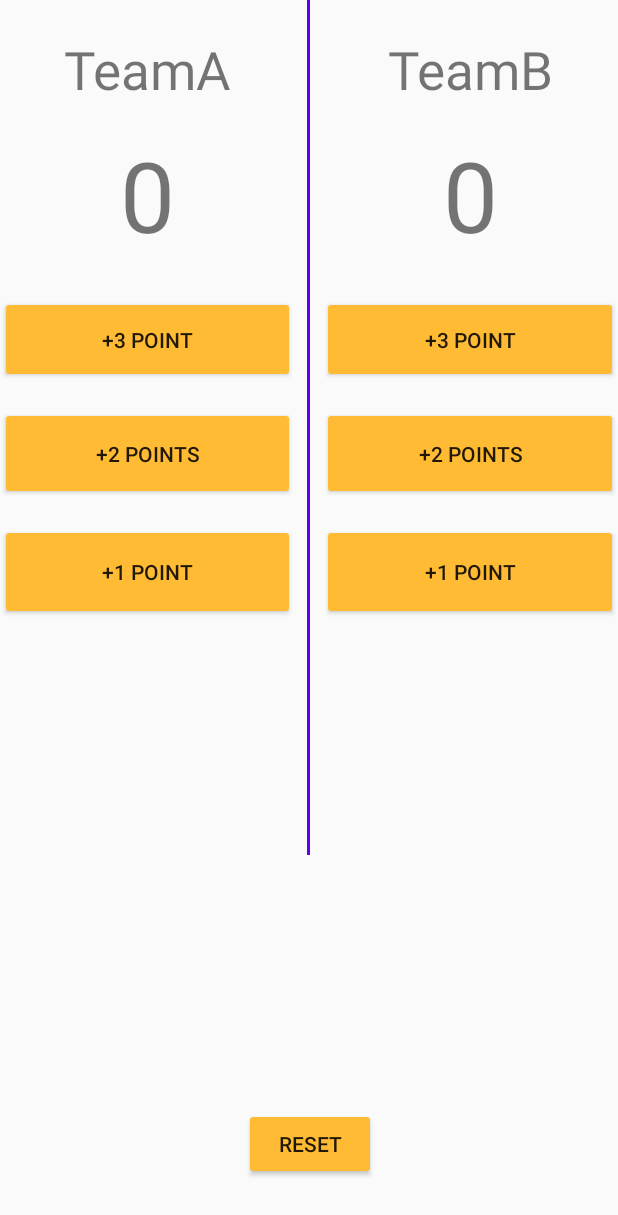
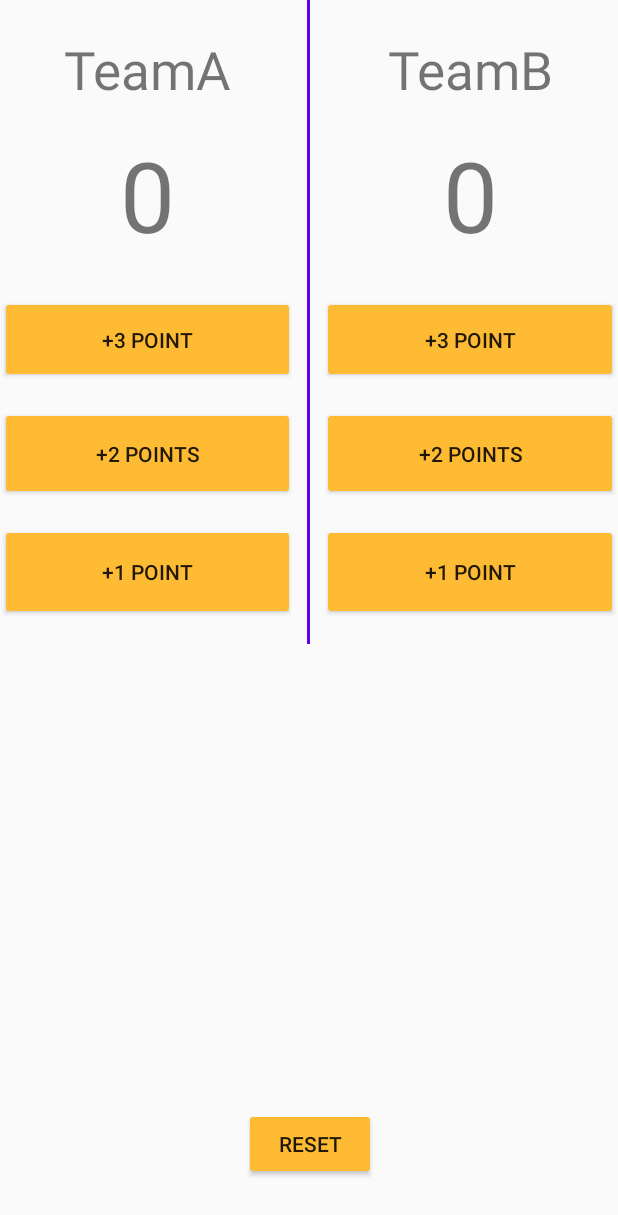
Before and after one commit to zshenf190882/FirstApp, an Android app: the layout activity_main3.xml on its own in the app's theme, with its tools: preview values and no code run, on a phone screen of 412 x 824 dp. Shown: the top 1215 px of the screen. Run offline under Robolectric (Android 15) with nearby library versions, the phone set to English and light mode, and no system bars.

Commit message:
屏幕旋转的布局处理

```diff
--- a/app/src/main/AndroidManifest.xml
+++ b/app/src/main/AndroidManifest.xml
@@ -19,11 +19,11 @@
         android:theme="@style/AppTheme">
         <activity android:name=".ConfigActivity"></activity>
         <activity android:name=".RateActivity">
-            <intent-filter>
-                <action android:name="android.intent.action.MAIN" />
+<!--            <intent-filter>-->
+<!--                <action android:name="android.intent.action.MAIN" />-->
 
-                <category android:name="android.intent.category.LAUNCHER" />
-            </intent-filter>
+<!--                <category android:name="android.intent.category.LAUNCHER" />-->
+<!--            </intent-filter>-->
         </activity> <!-- <activity android:name=".MainActivity"> -->
         <!-- <intent-filter> -->
         <!-- <action android:name="android.intent.action.MAIN" /> -->
@@ -32,12 +32,13 @@
         <!-- </activity> -->
         <activity android:name=".Main3Activity">
 
-            <!-- <intent-filter> -->
-            <!-- <action android:name="android.intent.action.MAIN" /> -->
+
+             <intent-filter>
+             <action android:name="android.intent.action.MAIN" />
 
 
-            <!-- <category android:name="android.intent.category.LAUNCHER" /> -->
-            <!-- </intent-filter> -->
+             <category android:name="android.intent.category.LAUNCHER" />
+             </intent-filter>
         </activity>
     </application>
 
--- a/app/src/main/res/layout/activity_main3.xml
+++ b/app/src/main/res/layout/activity_main3.xml
@@ -12,7 +12,7 @@
 
     <LinearLayout
         android:layout_width="0dp"
-        android:layout_height="match_parent"
+        android:layout_height="wrap_content"
         android:layout_marginTop="-1dp"
         android:layout_weight="1"
         android:orientation="vertical">
@@ -69,11 +69,12 @@
 
     android:background="@color/design_default_color_primary"
     />
+
     <LinearLayout
         android:layout_width="0dp"
-        android:layout_height="571dp"
+        android:layout_height="wrap_content"
+        android:layout_marginTop="-1dp"
         android:layout_weight="1"
-        android:layout_marginTop="-1dp"
         android:orientation="vertical">
 
         <TextView
```
